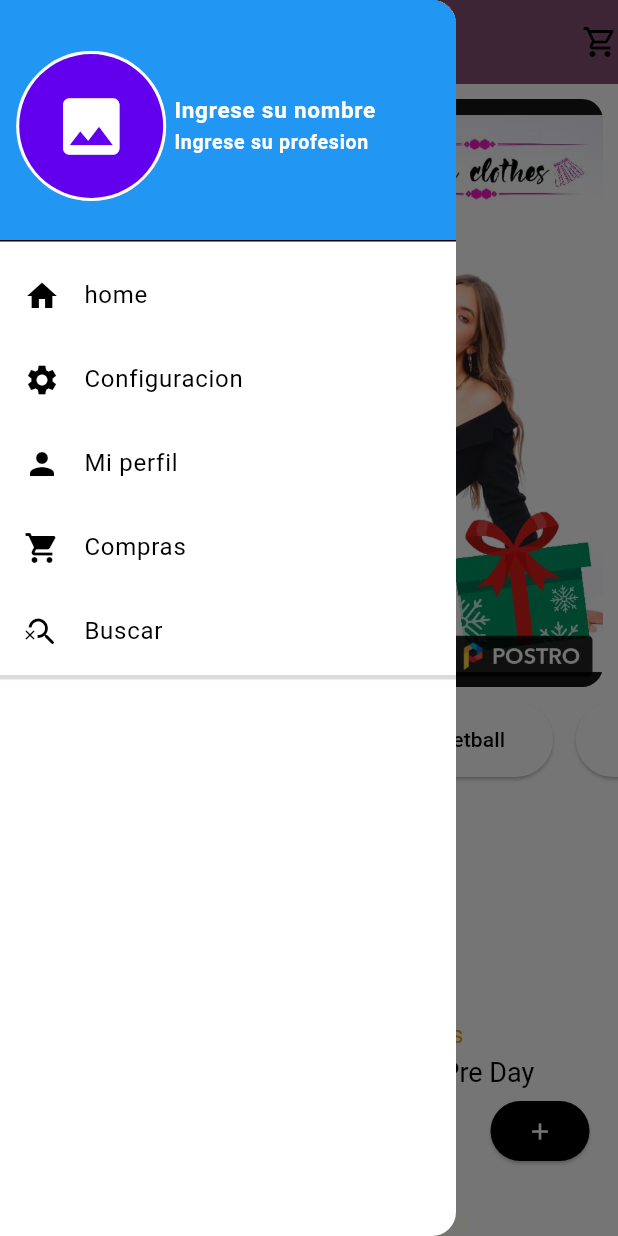
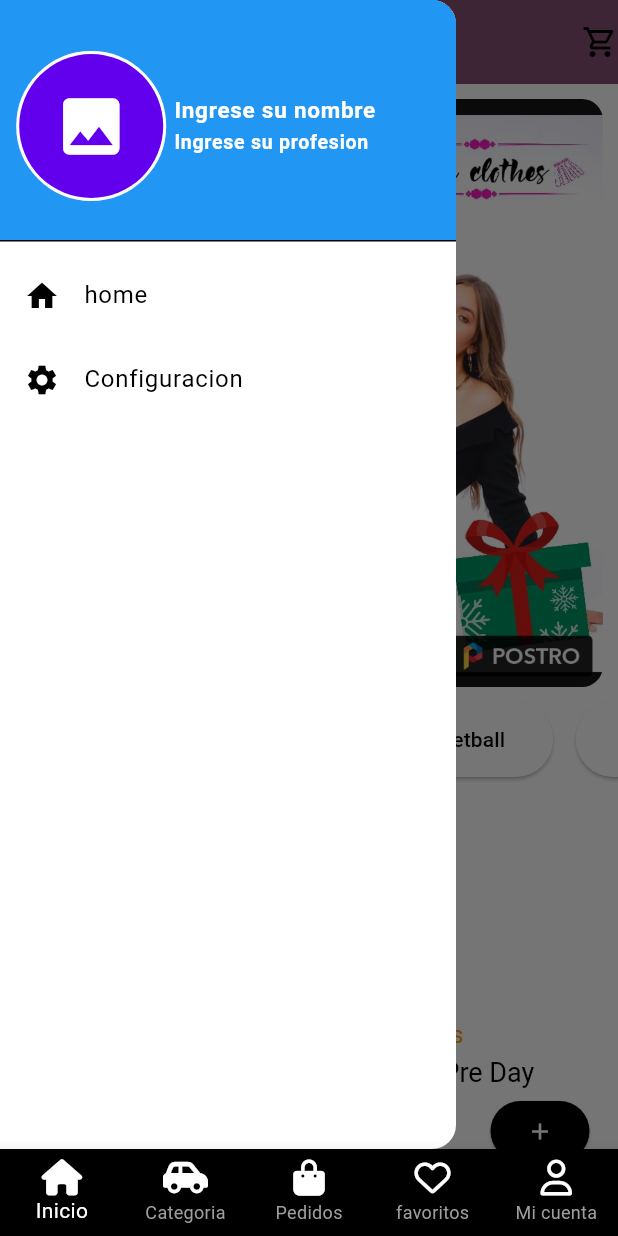
Before and after one commit to roxanaisadora/drawer_flutter, a Flutter app: the screen it shows after launch, with the side drawer open, on a phone screen of 412 x 824 dp. Run offline on Flutter 3.47's test engine with Material 2 defaults, Android fonts, the light colour scheme and no system bars; our stand-ins replace font_awesome_flutter, shared_preferences.

Commit message:
change for the navigation

```diff
--- a/lib/main.dart
+++ b/lib/main.dart
@@ -24,7 +24,7 @@ class MyApp extends StatelessWidget {
   Widget build(BuildContext context) {
     return MaterialApp(
       debugShowCheckedModeBanner: false,
-      title: 'Drawer',
+      title: 'Shine Clothes',
       theme: Provider.of<ProviderTheme>(context).currentTheme,
       onGenerateRoute: MyRoutes.generateRoute,
       initialRoute: MyRoutes.rHome,
--- a/lib/route/route.dart
+++ b/lib/route/route.dart
@@ -9,13 +9,11 @@ class MyRoutes{
   static Route<dynamic> generateRoute(RouteSettings settings){
     switch(settings.name){
       case('/Home'):
-      return MaterialPageRoute(builder: (_) => const Homescreen());
+      return MaterialPageRoute(builder: (_) => const NavigationScrean());
       case('/ajuste'):
       return MaterialPageRoute(builder: (_) => const SettingWidget());
-      case('/perfil'):
-      return MaterialPageRoute(builder: (_) => const MyPerfilScreen());
       default:
-      return MaterialPageRoute(builder: (_) => const Homescreen());
+      return MaterialPageRoute(builder: (_) => const NavigationScrean());
     }
   }
 }
--- a/lib/screens/homescreens.dart
+++ b/lib/screens/homescreens.dart
@@ -54,8 +54,9 @@ class Homescreen extends StatelessWidget {
             : const Color.fromARGB(255, 133, 81, 116),
         title: const Text('Shine Clothes'),
         centerTitle: true,
-actions: const [Icon(Icons.shopping_cart_outlined)],
+        actions: const [Icon(Icons.shopping_cart_outlined)],
       ),
+
       drawer: const CustomWidgetHome(),
       body: ListView(
         children: [
--- a/lib/screens/index.dart
+++ b/lib/screens/index.dart
@@ -1,3 +1,4 @@
 export 'package:sesion_09/screens/homescreens.dart';
 export 'package:sesion_09/screens/miperfil_screen.dart';
 export 'package:sesion_09/screens/config_screen.dart';
+export 'package:sesion_09/screens/navigationhome.dart';
--- /dev/null
+++ b/lib/screens/navigationhome.dart
@@ -0,0 +1,53 @@
+import 'package:flutter/material.dart';
+import 'package:sesion_09/screens/index.dart';
+import 'package:font_awesome_flutter/font_awesome_flutter.dart';
+
+class NavigationScrean extends StatefulWidget {
+  const NavigationScrean({super.key});
+
+  @override
+  State<NavigationScrean> createState() => _NavigationScreanState();
+}
+
+class _NavigationScreanState extends State<NavigationScrean> {
+  int _selectedIndex = 0;
+
+  static const List<Widget> _widegtOptions = [
+    Homescreen(),
+    Text('1'),
+    Text('2'),
+    Text('4'),
+    MyPerfilScreen()
+  ];
+
+  void _onItemTapped(int index){
+    setState(() {
+      _selectedIndex = index;
+    });
+  }
+
+  @override
+  Widget build(BuildContext context) {
+    return Scaffold(
+      body: Center(
+        child: _widegtOptions.elementAt(_selectedIndex),
+      ),
+      bottomNavigationBar: BottomNavigationBar(
+        type: BottomNavigationBarType.fixed,
+        backgroundColor: Colors.black,
+        unselectedItemColor: Colors.grey,
+        selectedItemColor: Colors.white,
+        // ignore: prefer_const_literals_to_create_immutables
+        items:[
+          const BottomNavigationBarItem(icon: FaIcon(FontAwesomeIcons.house, color: Colors.white), label: 'Inicio'),
+          const BottomNavigationBarItem(icon: FaIcon(FontAwesomeIcons.carSide, color: Colors.white), label: 'Categoria'),
+          const BottomNavigationBarItem(icon: FaIcon(FontAwesomeIcons.bagShopping, color: Colors.white), label: 'Pedidos'),
+          const BottomNavigationBarItem(icon: FaIcon(FontAwesomeIcons.heart, color: Colors.white), label: 'favoritos'),
+          const BottomNavigationBarItem(icon: FaIcon(FontAwesomeIcons.user, color: Colors.white), label: 'Mi cuenta'),
+        ],
+        currentIndex: _selectedIndex,
+        onTap: _onItemTapped,
+      ),
+    );
+  }
+}
--- a/lib/widgets/customdrawer.dart
+++ b/lib/widgets/customdrawer.dart
@@ -76,40 +76,8 @@ class CustomWidgetHome extends StatelessWidget {
               Navigator.pushReplacementNamed(context, MyRoutes.rAjuste);
             },
           ),
-          ListTile(
-            leading: const Icon(Icons.person),
-            minLeadingWidth : 10,
-            title:const Text('Mi perfil'),
-            onTap: (){
-              Navigator.pushReplacementNamed(context, MyRoutes.rPerfil);
-            },
-          ),
-          ListTile(
-            leading: const Icon(Icons.shopping_cart),
-            minLeadingWidth : 10,
-            title:const Text('Compras'),
-            onTap: (){
-              Navigator.pushReplacementNamed(context, MyRoutes.rPerfil);
-            },
-          ),
-          ListTile(
-            leading: const Icon(Icons.search_off_rounded),
-            minLeadingWidth : 10,
-            title:const Text('Buscar'),
-            onTap: (){
-              Navigator.pushReplacementNamed(context, MyRoutes.rPerfil);
-            },
-          ),
-          const Divider(
-                      height:5,
-                      thickness:3,
-                      color:Color.fromARGB(255, 224, 217, 217)
-                    ),
-
           ],
         ),
-
-
       );
   }
 }
```
